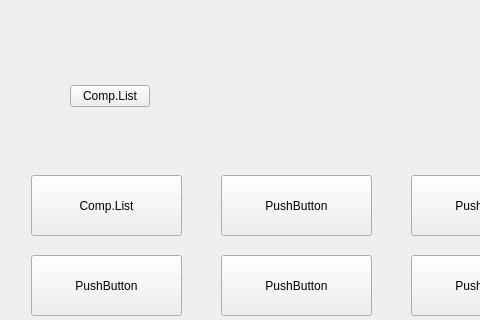
This is client/MainUI/src/views/dashboard_widget.ui in stknm19428-dot/TEST as Qt 5 draws it before an edit; both pictures show x 0 to 480 and y 305 to 625 of the 1080 by 720 pixel window. The edited form follows.
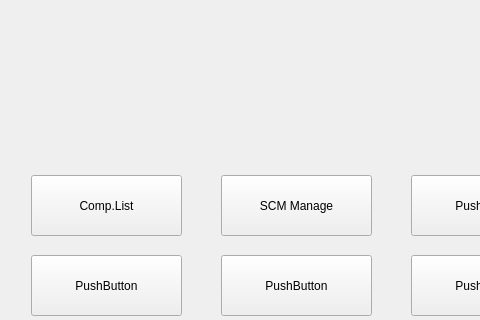
This is the edited form.

Diff of the .ui file:
```diff
--- a/client/MainUI/src/views/dashboard_widget.ui
+++ b/client/MainUI/src/views/dashboard_widget.ui
@@ -60,7 +60,7 @@
     </rect>
    </property>
    <property name="text">
-    <string>PushButton</string>
+    <string>SCM Manage</string>
    </property>
   </widget>
   <widget class="QPushButton" name="pushButton_3">
@@ -161,19 +161,6 @@
    </property>
    <layout class="QVBoxLayout" name="storageC03ChartLayout"/>
   </widget>
-  <widget class="QPushButton" name="CompanyListBtn">
-   <property name="geometry">
-    <rect>
-     <x>70</x>
-     <y>390</y>
-     <width>80</width>
-     <height>22</height>
-    </rect>
-   </property>
-   <property name="text">
-    <string>Comp.List</string>
-   </property>
-  </widget>
  </widget>
  <resources/>
  <connections/>
```
Left out of the diff: 2 changed lines with no effect on the pictures.
